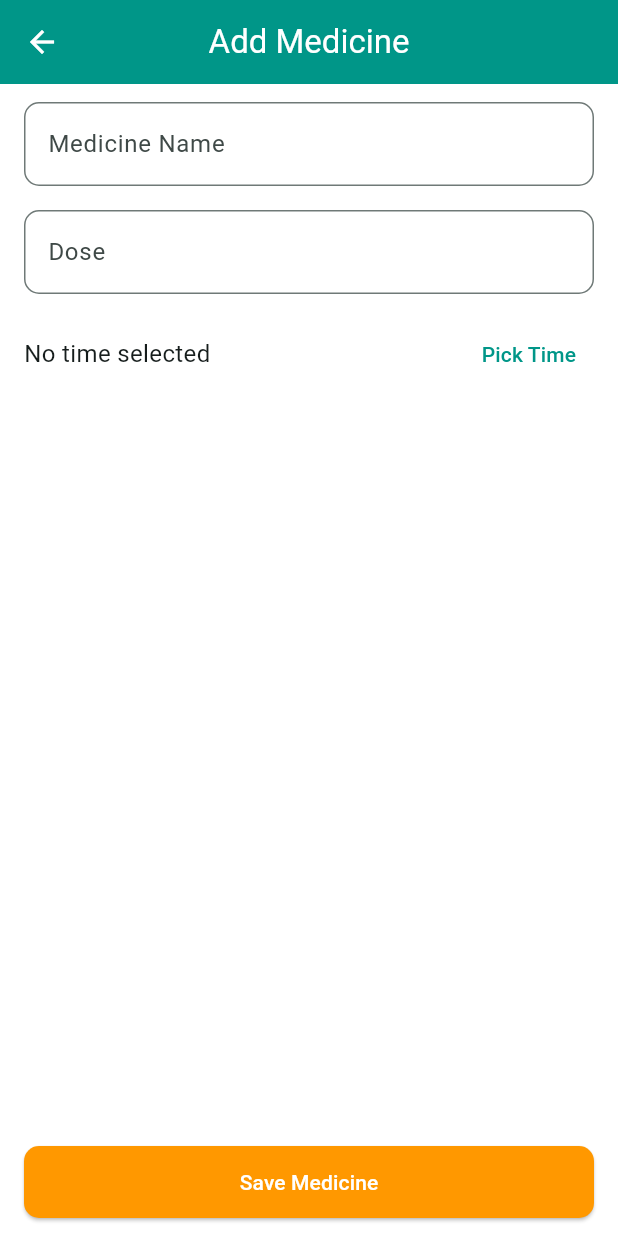
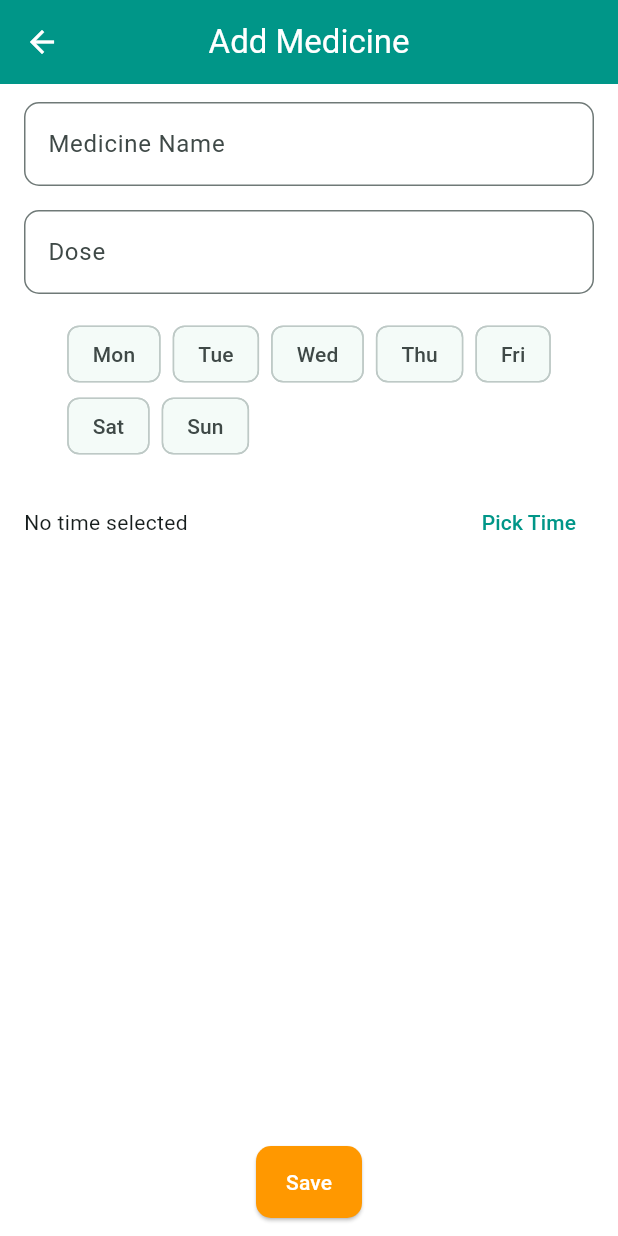
Before and after one commit to deva41103/medicine_alarm, a Flutter app: the AddMedicineScreen screen opened directly, on a phone screen of 412 x 824 dp. Run offline on Flutter 3.47's test engine with Material 3 defaults, Android fonts, the phone set to English and light mode, and no system bars; our stand-ins replace flutter_local_notifications, sqflite, timezone; accounts and stored records are empty.

Commit message:
second phase

```diff
--- a/lib/screens/add_medicine_screen.dart
+++ b/lib/screens/add_medicine_screen.dart
@@ -6,7 +6,8 @@ import '../providers/medicine_provider.dart';
 import '../widgets/constants.dart';
 
 class AddMedicineScreen extends StatefulWidget {
-  const AddMedicineScreen({super.key});
+  final Medicine? medicine;
+  const AddMedicineScreen({super.key, this.medicine});
 
   @override
   State<AddMedicineScreen> createState() => _AddMedicineScreenState();
@@ -15,62 +16,74 @@ class AddMedicineScreen extends StatefulWidget {
 class _AddMedicineScreenState extends State<AddMedicineScreen> {
   final _formKey = GlobalKey<FormState>();
 
-  final _nameController = TextEditingController();
-  final _doseController = TextEditingController();
+  late TextEditingController _nameController;
+  late TextEditingController _doseController;
 
   TimeOfDay? _selectedTime;
+  final List<int> _selectedDays = [];
+
+  final Map<int, String> weekDays = {
+    1: 'Mon',
+    2: 'Tue',
+    3: 'Wed',
+    4: 'Thu',
+    5: 'Fri',
+    6: 'Sat',
+    7: 'Sun',
+  };
 
   @override
-  void dispose() {
-    _nameController.dispose();
-    _doseController.dispose();
-    super.dispose();
-  }
+  void initState() {
+    super.initState();
 
-  Future<void> _pickTime(BuildContext context) async {
-    final pickedTime = await showTimePicker(
-      context: context,
-      initialTime: TimeOfDay.now(),
-    );
+    _nameController =
+        TextEditingController(text: widget.medicine?.name ?? '');
+    _doseController =
+        TextEditingController(text: widget.medicine?.dose ?? '');
 
-    if (pickedTime != null) {
-      setState(() {
-        _selectedTime = pickedTime;
-      });
+    if (widget.medicine != null) {
+      _selectedTime = TimeOfDay(
+        hour: widget.medicine!.hour,
+        minute: widget.medicine!.minute,
+      );
+      _selectedDays.addAll(widget.medicine!.days);
     }
   }
 
-  void _saveMedicine() async {
+  Future<void> _saveMedicine() async {
     if (!_formKey.currentState!.validate() ||
-        _selectedTime == null) {
+        _selectedTime == null ||
+        _selectedDays.isEmpty) {
       ScaffoldMessenger.of(context).showSnackBar(
-        const SnackBar(
-          content: Text('Please fill all fields'),
-        ),
+        const SnackBar(content: Text('Select time and at least one day')),
       );
       return;
     }
 
     final medicine = Medicine(
+      id: widget.medicine?.id,
       name: _nameController.text.trim(),
       dose: _doseController.text.trim(),
       hour: _selectedTime!.hour,
       minute: _selectedTime!.minute,
+      days: _selectedDays,
     );
 
-    await context
-        .read<MedicineProvider>()
-        .addMedicine(medicine);
+    final provider = context.read<MedicineProvider>();
+
+    widget.medicine == null
+        ? await provider.addMedicine(medicine)
+        : await provider.updateMedicine(medicine);
 
     Navigator.pop(context);
   }
 
   @override
   Widget build(BuildContext context) {
+    final isEdit = widget.medicine != null;
+
     return Scaffold(
-      appBar: AppBar(
-        title: const Text('Add Medicine'),
-      ),
+      appBar: AppBar(title: Text(isEdit ? 'Edit Medicine' : 'Add Medicine')),
       body: Padding(
         padding: AppConstants.screenPadding,
         child: Form(
@@ -79,30 +92,35 @@ class _AddMedicineScreenState extends State<AddMedicineScreen> {
             children: [
               TextFormField(
                 controller: _nameController,
-                decoration: const InputDecoration(
-                  labelText: 'Medicine Name',
-                ),
-                validator: (value) {
-                  if (value == null || value.trim().isEmpty) {
-                    return 'Enter medicine name';
-                  }
-                  return null;
-                },
+                decoration: const InputDecoration(labelText: 'Medicine Name'),
+                validator: (v) =>
+                v == null || v.isEmpty ? 'Required' : null,
               ),
-
+              AppConstants.verticalSpacing,
+              TextFormField(
+                controller: _doseController,
+                decoration: const InputDecoration(labelText: 'Dose'),
+                validator: (v) =>
+                v == null || v.isEmpty ? 'Required' : null,
+              ),
               AppConstants.verticalSpacing,
 
-              TextFormField(
-                controller: _doseController,
-                decoration: const InputDecoration(
-                  labelText: 'Dose',
-                ),
-                validator: (value) {
-                  if (value == null || value.trim().isEmpty) {
-                    return 'Enter dose';
-                  }
-                  return null;
-                },
+              Wrap(
+                spacing: 8,
+                children: weekDays.entries.map((e) {
+                  final selected = _selectedDays.contains(e.key);
+                  return ChoiceChip(
+                    label: Text(e.value),
+                    selected: selected,
+                    onSelected: (val) {
+                      setState(() {
+                        val
+                            ? _selectedDays.add(e.key)
+                            : _selectedDays.remove(e.key);
+                      });
+                    },
+                  );
+                }).toList(),
               ),
 
               AppConstants.verticalSpacing,
@@ -114,23 +132,24 @@ class _AddMedicineScreenState extends State<AddMedicineScreen> {
                     _selectedTime == null
                         ? 'No time selected'
                         : _selectedTime!.format(context),
-                    style: const TextStyle(fontSize: 16),
                   ),
                   TextButton(
-                    onPressed: () => _pickTime(context),
+                    onPressed: () async {
+                      final t = await showTimePicker(
+                        context: context,
+                        initialTime: TimeOfDay.now(),
+                      );
+                      if (t != null) setState(() => _selectedTime = t);
+                    },
                     child: const Text('Pick Time'),
                   ),
                 ],
               ),
 
               const Spacer(),
-
-              SizedBox(
-                width: double.infinity,
-                child: ElevatedButton(
-                  onPressed: _saveMedicine,
-                  child: const Text('Save Medicine'),
-                ),
+              ElevatedButton(
+                onPressed: _saveMedicine,
+                child: Text(isEdit ? 'Update' : 'Save'),
               ),
             ],
           ),
```
Also changed, not shown: lib/db/medicine_database.dart (+25 -29 lines), lib/main.dart (+0 -7 lines), lib/models/medicine_model.dart (+18 -16 lines), lib/providers/medicine_provider.dart (+27 -36 lines), lib/screens/home_screen.dart (+77 -1 lines), lib/services/notification_service.dart (+55 -31 lines), lib/widgets/medicine_tile.dart (+21 -17 lines), 1 other file.
